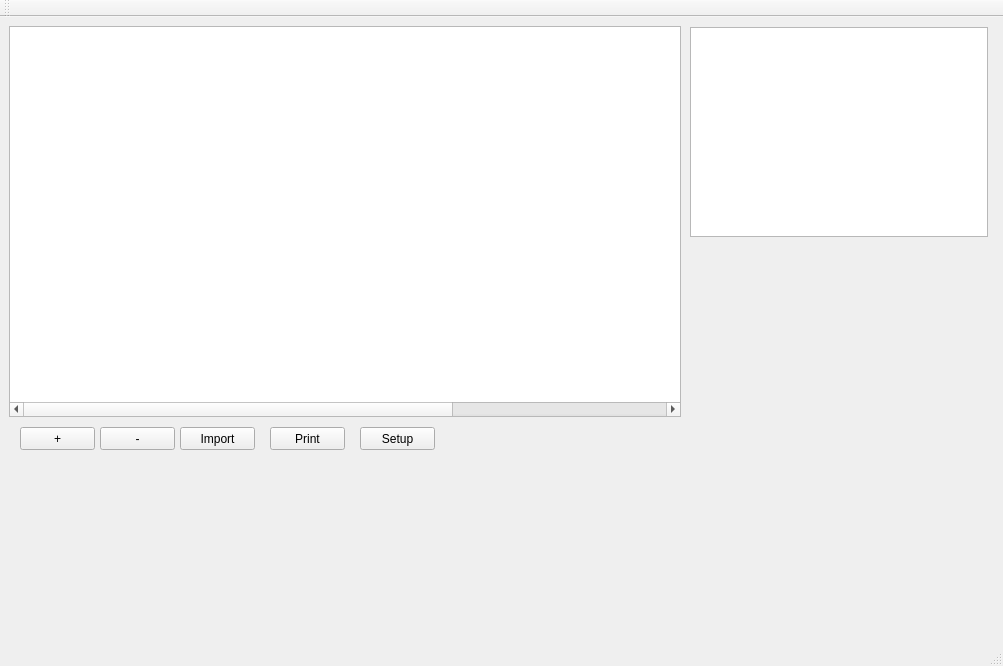
The window that mainwindow.ui (jmreyen/starfish) describes before a commit, drawn with Qt 5.
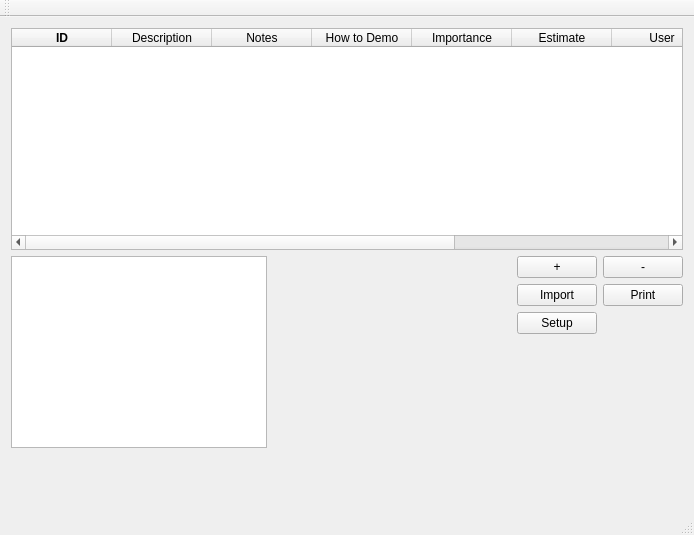
The same window after the commit. Icons and pictures are not drawn.

What changed in the file:
```diff
--- a/mainwindow.ui
+++ b/mainwindow.ui
@@ -6,8 +6,8 @@
    <rect>
     <x>0</x>
     <y>0</y>
-    <width>1003</width>
-    <height>666</height>
+    <width>690</width>
+    <height>535</height>
    </rect>
   </property>
   <property name="sizePolicy">
@@ -20,15 +20,134 @@
    <string>MainWindow</string>
   </property>
   <widget class="QWidget" name="centralWidget">
+   <layout class="QGridLayout" name="gridLayout">
+    <item row="1" column="0" rowspan="4">
+     <widget class="QGraphicsView" name="cardView">
+      <property name="enabled">
+       <bool>true</bool>
+      </property>
+      <property name="sizePolicy">
+       <sizepolicy hsizetype="Fixed" vsizetype="Fixed">
+        <horstretch>0</horstretch>
+        <verstretch>0</verstretch>
+       </sizepolicy>
+      </property>
+      <property name="verticalScrollBarPolicy">
+       <enum>Qt::ScrollBarAlwaysOff</enum>
+      </property>
+      <property name="horizontalScrollBarPolicy">
+       <enum>Qt::ScrollBarAlwaysOff</enum>
+      </property>
+     </widget>
+    </item>
+    <item row="1" column="1">
+     <spacer name="horizontalSpacer">
+      <property name="orientation">
+       <enum>Qt::Horizontal</enum>
+      </property>
+      <property name="sizeHint" stdset="0">
+       <size>
+        <width>245</width>
+        <height>20</height>
+       </size>
+      </property>
+     </spacer>
+    </item>
+    <item row="1" column="2">
+     <widget class="QPushButton" name="addRowButton">
+      <property name="text">
+       <string>+</string>
+      </property>
+      <attribute name="buttonGroup">
+       <string>buttonGroup_2</string>
+      </attribute>
+     </widget>
+    </item>
+    <item row="1" column="3">
+     <widget class="QPushButton" name="removeRowButton">
+      <property name="text">
+       <string>-</string>
+      </property>
+      <attribute name="buttonGroup">
+       <string>buttonGroup_2</string>
+      </attribute>
+     </widget>
+    </item>
+    <item row="2" column="1">
+     <spacer name="horizontalSpacer_2">
+      <property name="orientation">
+       <enum>Qt::Horizontal</enum>
+      </property>
+      <property name="sizeHint" stdset="0">
+       <size>
+        <width>245</width>
+        <height>20</height>
+       </size>
+      </property>
+     </spacer>
+    </item>
+    <item row="2" column="2">
+     <widget class="QPushButton" name="importButton">
+      <property name="text">
+       <string>Import</string>
+      </property>
+     </widget>
+    </item>
+    <item row="2" column="3">
+     <widget class="QPushButton" name="printButton">
+      <property name="text">
+       <string>Print</string>
+      </property>
+     </widget>
+    </item>
+    <item row="4" column="2">
+     <spacer name="verticalSpacer_2">
+      <property name="orientation">
+       <enum>Qt::Vertical</enum>
+      </property>
+      <property name="sizeHint" stdset="0">
+       <size>
+        <width>72</width>
+        <height>102</height>
+       </size>
+      </property>
+     </spacer>
+    </item>
+    <item row="4" column="3">
+     <spacer name="verticalSpacer_3">
+      <property name="orientation">
+       <enum>Qt::Vertical</enum>
+      </property>
+      <property name="sizeHint" stdset="0">
+       <size>
+        <width>72</width>
+        <height>102</height>
+       </size>
+      </property>
+     </spacer>
+    </item>
+    <item row="5" column="0">
+     <spacer name="verticalSpacer">
+      <property name="orientation">
+       <enum>Qt::Vertical</enum>
+      </property>
+      <property name="sizeHint" stdset="0">
+       <size>
+        <width>20</width>
+        <height>40</height>
+       </size>
+      </property>
+     </spacer>
+    </item>
+    <item row="3" column="2">
+     <widget class="QPushButton" name="setupButton">
+      <property name="text">
+       <string>Setup</string>
+      </property>
+     </widget>
+    </item>
+    <item row="0" column="0" colspan="4">
    <widget class="QTableWidget" name="storyTable">
-    <property name="geometry">
-     <rect>
-      <x>9</x>
-      <y>9</y>
-      <width>672</width>
-      <height>391</height>
-     </rect>
-    </property>
     <property name="sizePolicy">
      <sizepolicy hsizetype="Minimum" vsizetype="Minimum">
       <horstretch>0</horstretch>
@@ -50,7 +169,7 @@
      <bool>true</bool>
     </property>
     <attribute name="horizontalHeaderVisible">
-     <bool>false</bool>
+       <bool>true</bool>
     </attribute>
     <attribute name="horizontalHeaderCascadingSectionResizes">
      <bool>false</bool>
@@ -114,102 +233,8 @@
      </property>
     </column>
    </widget>
-   <widget class="QGraphicsView" name="cardView">
-    <property name="enabled">
-     <bool>true</bool>
-    </property>
-    <property name="geometry">
-     <rect>
-      <x>690</x>
-      <y>10</y>
-      <width>298</width>
-      <height>210</height>
-     </rect>
-    </property>
-    <property name="sizePolicy">
-     <sizepolicy hsizetype="Fixed" vsizetype="Fixed">
-      <horstretch>0</horstretch>
-      <verstretch>0</verstretch>
-     </sizepolicy>
-    </property>
-    <property name="verticalScrollBarPolicy">
-     <enum>Qt::ScrollBarAlwaysOff</enum>
-    </property>
-    <property name="horizontalScrollBarPolicy">
-     <enum>Qt::ScrollBarAlwaysOff</enum>
-    </property>
-   </widget>
-   <widget class="QPushButton" name="importButton">
-    <property name="geometry">
-     <rect>
-      <x>180</x>
-      <y>410</y>
-      <width>75</width>
-      <height>23</height>
-     </rect>
-    </property>
-    <property name="text">
-     <string>Import</string>
-    </property>
-   </widget>
-   <widget class="QPushButton" name="addRowButton">
-    <property name="geometry">
-     <rect>
-      <x>20</x>
-      <y>410</y>
-      <width>75</width>
-      <height>23</height>
-     </rect>
-    </property>
-    <property name="text">
-     <string>+</string>
-    </property>
-    <attribute name="buttonGroup">
-     <string>buttonGroup_2</string>
-    </attribute>
-   </widget>
-   <widget class="QPushButton" name="removeRowButton">
-    <property name="geometry">
-     <rect>
-      <x>100</x>
-      <y>410</y>
-      <width>75</width>
-      <height>23</height>
-     </rect>
-    </property>
-    <property name="text">
-     <string>-</string>
-    </property>
-    <attribute name="buttonGroup">
-     <string>buttonGroup_2</string>
-    </attribute>
-   </widget>
-   <widget class="QPushButton" name="printButton">
-    <property name="geometry">
-     <rect>
-      <x>270</x>
-      <y>410</y>
-      <width>75</width>
-      <height>23</height>
-     </rect>
-    </property>
-    <property name="text">
-     <string>Print</string>
-    </property>
-   </widget>
-   <widget class="QPushButton" name="setupButton">
-    <property name="geometry">
-     <rect>
-      <x>360</x>
-      <y>410</y>
-      <width>75</width>
-      <height>23</height>
-     </rect>
-    </property>
-    <property name="text">
-     <string>Setup</string>
-    </property>
-   </widget>
+    </item>
+   </layout>
   </widget>
   <widget class="QMenuBar" name="menuBar">
    <property name="geometry">
```
Left out of the diff: 2 changed lines with no effect on the pictures. Lines whose indentation alone changed are shown as unchanged.
